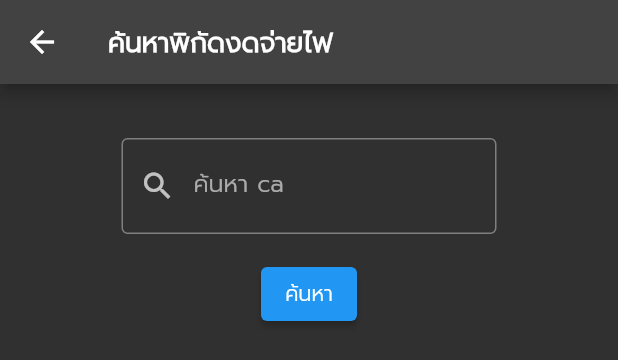
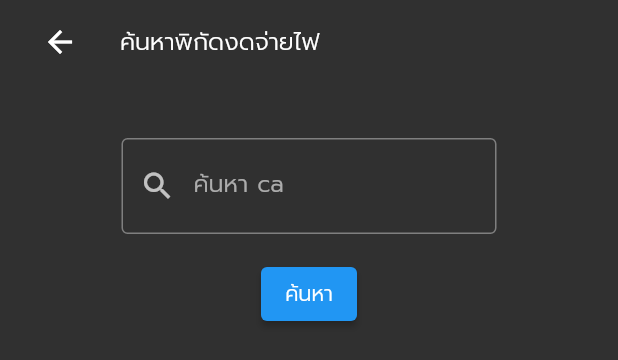
Before and after one commit to singhto/dmsxconn, a Flutter app: the Dashbord widget shown alone on an empty page, opened directly, after a tap on "ค้นหา", on a phone screen of 412 x 824 dp. Shown: the top 360 px of the screen. Run offline on Flutter 3.47's test engine with Material 2 defaults, Android fonts, the phone set to English and light mode, and no system bars; our stand-ins replace cached_network_image, circular_profile_avatar, dio, file_picker, fluttertoast, geolocator and 11 more; missing offline and left inert: qrscan; accounts and stored records are empty; network calls fail.

Commit message:
update7mar

```diff
--- a/lib/pages/dashbord.dart
+++ b/lib/pages/dashbord.dart
@@ -164,7 +164,7 @@ class _DashbordState extends State<Dashbord> {
                       Icons.settings,
                       size: 100,
                     ),
-                    Text('Veision 1.0.0'),
+                    Text('Veision 1.0.2'),
                   ],
                 ),
               ),
--- a/lib/pages/search_dmsx.dart
+++ b/lib/pages/search_dmsx.dart
@@ -2,6 +2,7 @@ import 'dart:convert';
 
 import 'package:dio/dio.dart';
 import 'package:flutter/material.dart';
+
 import 'package:psinsx/models/dmsx_model.dart';
 import 'package:psinsx/pages/show_map_from_search.dart';
 import 'package:psinsx/utility/my_constant.dart';
@@ -12,7 +13,12 @@ import 'package:psinsx/widgets/show_form.dart';
 import 'package:psinsx/widgets/show_text.dart';
 
 class SearchDmsx extends StatefulWidget {
-  const SearchDmsx({Key key}) : super(key: key);
+  const SearchDmsx({
+    Key key,
+    this.displayBackIcon,
+  }) : super(key: key);
+
+  final bool displayBackIcon;
 
   @override
   State<SearchDmsx> createState() => _SearchDmsxState();
@@ -22,13 +28,19 @@ class _SearchDmsxState extends State<SearchDmsx> {
   final formStateKey = GlobalKey<FormState>();
   String search;
   var dmsxModels = <Dmsxmodel>[];
+  bool displayBackIcon = true;
+
+  @override
+  void initState() {
+    super.initState();
+    if (widget.displayBackIcon !=null) {
+      displayBackIcon = widget.displayBackIcon;
+    }
+  }
 
   @override
   Widget build(BuildContext context) {
     return Scaffold(
-      appBar: AppBar(
-        title: Text('ค้นหาพิกัดงดจ่ายไฟ'),
-      ),
       body: Form(
         key: formStateKey,
         child: GestureDetector(
@@ -37,6 +49,13 @@ class _SearchDmsxState extends State<SearchDmsx> {
           child: Center(
             child: ListView(
               children: [
+               displayBackIcon ?  ListTile(
+                  leading: IconButton(
+                      onPressed: () {
+                        Navigator.pop(context);
+                      }, icon: Icon(Icons.arrow_back)),
+                  title: Text('ค้นหาพิกัดงดจ่ายไฟ'),
+                ) : const SizedBox(),
                 SizedBox(
                   height: 20,
                 ),
--- a/pubspec.yaml
+++ b/pubspec.yaml
@@ -55,6 +55,7 @@ dependencies:
   path: ^1.8.2
   qrscan: ^0.3.3
   permission_handler: ^10.2.0
+  upgrader: ^4.8.1
 
 flutter_icons:
   android: true
```
Also changed, not shown: lib/pages/home_page.dart (+10 -5 lines), pubspec.lock, 1 other file.
